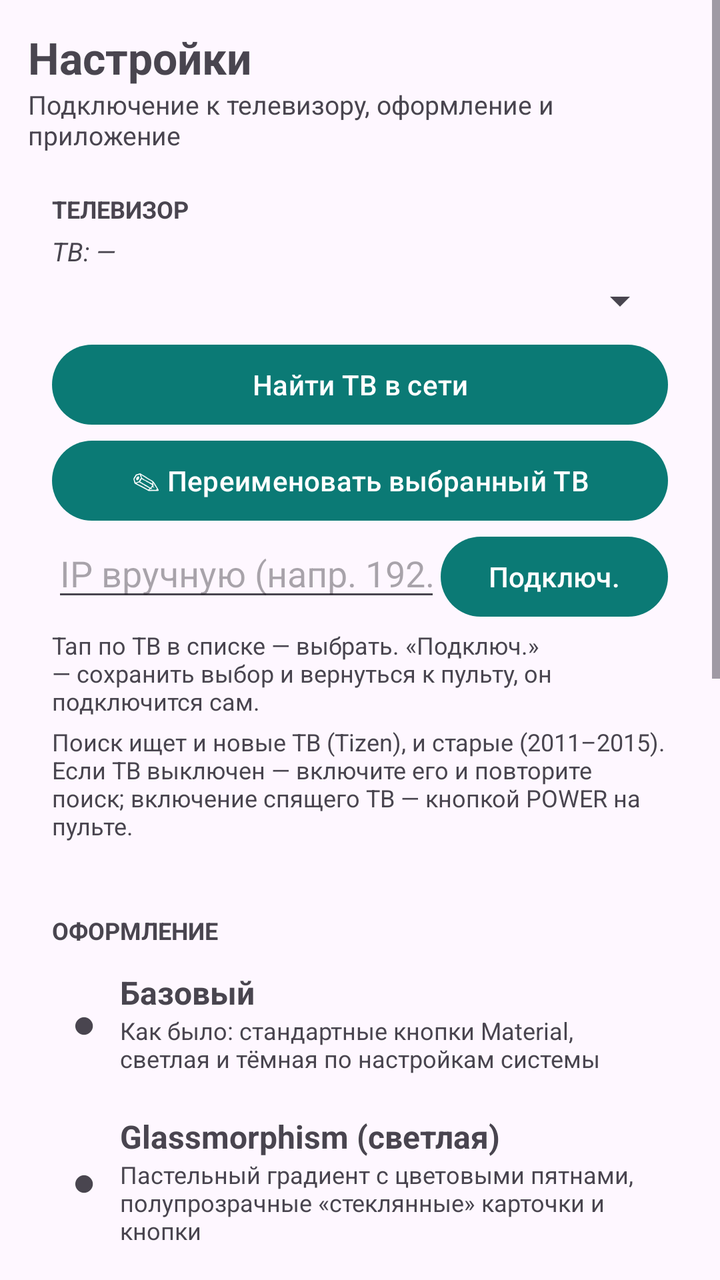
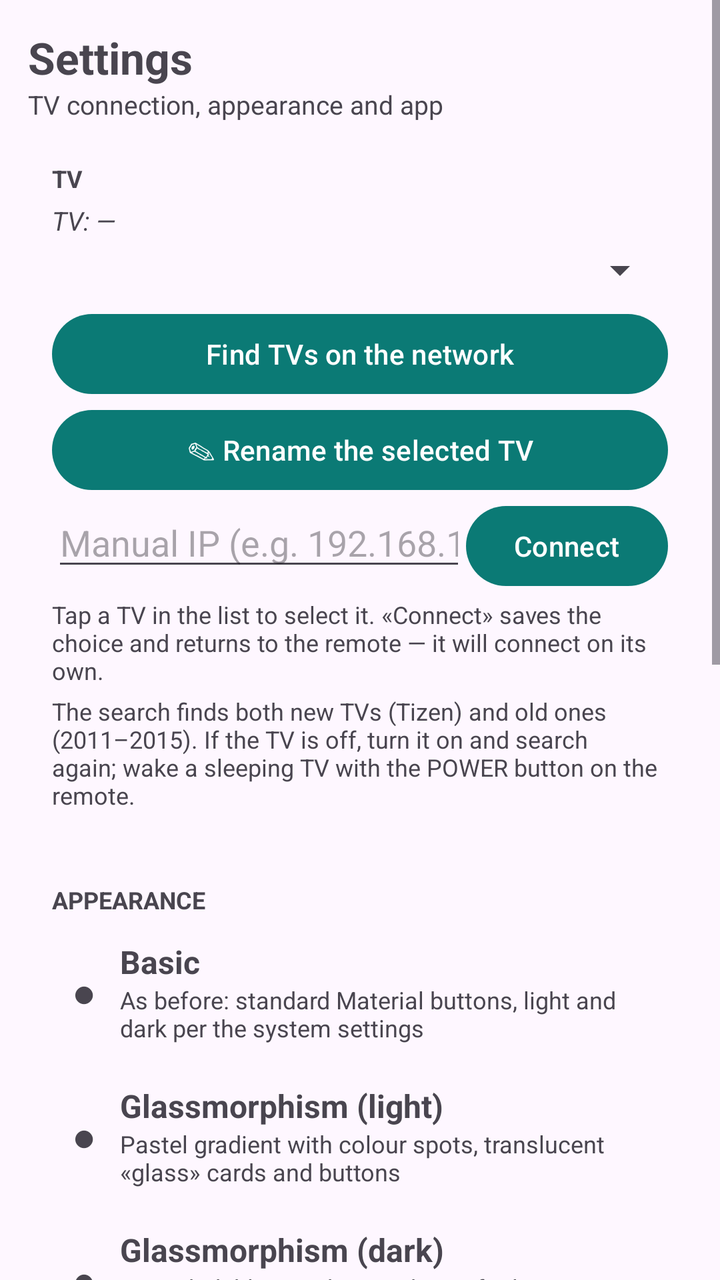

An Android layout rendered at two revisions. The XML below is the earlier revision; the diff shows what the commit changed to produce the second picture.
<!-- AndroidManifest.xml: application theme Theme.TizenPult -->
<!-- res/layout/activity_settings.xml -->
<?xml version="1.0" encoding="utf-8"?>
<ScrollView xmlns:android="http://schemas.android.com/apk/res/android"
    android:layout_width="match_parent"
    android:layout_height="match_parent"
    android:fillViewport="true">

    <LinearLayout
        android:layout_width="match_parent"
        android:layout_height="wrap_content"
        android:orientation="vertical"
        android:padding="14dp">

        <TextView
            android:layout_width="match_parent"
            android:layout_height="wrap_content"
            android:text="@string/s_title"
            android:textSize="22sp"
            android:textStyle="bold" />

        <TextView
            android:layout_width="match_parent"
            android:layout_height="wrap_content"
            android:paddingBottom="8dp"
            android:text="@string/lay_settings_subtitle"
            android:textSize="13sp" />

        
        <LinearLayout
            android:id="@+id/cardTv"
            android:layout_width="match_parent"
            android:layout_height="wrap_content"
            android:orientation="vertical"
            android:padding="12dp">

            <TextView
                android:layout_width="match_parent"
                android:layout_height="wrap_content"
                android:paddingBottom="4dp"
                android:text="@string/lay_card_tv"
                android:textSize="12sp"
                android:textStyle="bold" />

            <TextView
                android:id="@+id/settingsStatus"
                android:layout_width="match_parent"
                android:layout_height="wrap_content"
                android:paddingBottom="4dp"
                android:text="@string/lay_tv_none"
                android:textSize="13sp"
                android:textStyle="italic" />

            <Spinner
                android:id="@+id/tvSpinner"
                android:layout_width="match_parent"
                android:layout_height="wrap_content" />

            <Button
                android:id="@+id/btnFind"
                android:layout_width="match_parent"
                android:layout_height="wrap_content"
                android:layout_marginTop="6dp"
                android:text="@string/lay_find_tv" />

            
            <Button
                android:id="@+id/btnRename"
                android:layout_width="match_parent"
                android:layout_height="wrap_content"
                android:text="@string/lay_rename" />

            <LinearLayout
                android:layout_width="match_parent"
                android:layout_height="wrap_content"
                android:orientation="horizontal">

                <EditText
                    android:id="@+id/ipInput"
                    android:layout_width="0dp"
                    android:layout_height="wrap_content"
                    android:layout_weight="1"
                    android:hint="@string/lay_ip_hint"
                    android:inputType="text"
                    android:maxLines="1" />

                <Button
                    android:id="@+id/btnConnect"
                    android:layout_width="wrap_content"
                    android:layout_height="wrap_content"
                    android:text="@string/lay_connect" />
            </LinearLayout>

            <TextView
                android:layout_width="match_parent"
                android:layout_height="wrap_content"
                android:paddingTop="2dp"
                android:text="@string/lay_pick_hint"
                android:textSize="12sp" />

            <TextView
                android:layout_width="match_parent"
                android:layout_height="wrap_content"
                android:paddingTop="4dp"
                android:text="@string/lay_search_desc"
                android:textSize="12sp" />
        </LinearLayout>

        
        <LinearLayout
            android:id="@+id/cardTheme"
            android:layout_width="match_parent"
            android:layout_height="wrap_content"
            android:layout_marginTop="12dp"
            android:orientation="vertical"
            android:padding="12dp">

            <TextView
                android:layout_width="match_parent"
                android:layout_height="wrap_content"
                android:paddingBottom="2dp"
                android:text="@string/lay_theme_section"
                android:textSize="12sp"
                android:textStyle="bold" />

            <LinearLayout
                android:id="@+id/themeOptBasic"
                android:layout_width="match_parent"
                android:layout_height="wrap_content"
                android:background="?attr/selectableItemBackground"
                android:clickable="true"
                android:focusable="true"
                android:gravity="center_vertical"
                android:orientation="horizontal"
                android:padding="10dp">

                <TextView
                    android:id="@+id/dotBasic"
                    android:layout_width="wrap_content"
                    android:layout_height="wrap_content"
                    android:text="●"
                    android:textSize="20sp" />

                <LinearLayout
                    android:layout_width="0dp"
                    android:layout_height="wrap_content"
                    android:layout_weight="1"
                    android:orientation="vertical"
                    android:paddingStart="12dp">

                    <TextView
                        android:id="@+id/nameBasic"
                        android:layout_width="match_parent"
                        android:layout_height="wrap_content"
                        android:text="@string/lay_theme_basic"
                        android:textSize="16sp"
                        android:textStyle="bold" />

                    <TextView
                        android:layout_width="match_parent"
                        android:layout_height="wrap_content"
                        android:text="@string/lay_theme_basic_desc"
                        android:textSize="12sp" />
                </LinearLayout>
            </LinearLayout>

            <LinearLayout
                android:id="@+id/themeOptGlass"
                android:layout_width="match_parent"
                android:layout_height="wrap_content"
                android:background="?attr/selectableItemBackground"
                android:clickable="true"
                android:focusable="true"
                android:gravity="center_vertical"
                android:orientation="horizontal"
                android:padding="10dp">

                <TextView
                    android:id="@+id/dotGlass"
                    android:layout_width="wrap_content"
                    android:layout_height="wrap_content"
                    android:text="●"
                    android:textSize="20sp" />

                <LinearLayout
                    android:layout_width="0dp"
                    android:layout_height="wrap_content"
                    android:layout_weight="1"
                    android:orientation="vertical"
                    android:paddingStart="12dp">

                    <TextView
                        android:id="@+id/nameGlass"
                        android:layout_width="match_parent"
                        android:layout_height="wrap_content"
                        android:text="@string/lay_theme_glass"
                        android:textSize="16sp"
                        android:textStyle="bold" />

                    <TextView
                        android:layout_width="match_parent"
                        android:layout_height="wrap_content"
                        android:text="@string/lay_theme_glass_desc"
                        android:textSize="12sp" />
                </LinearLayout>
            </LinearLayout>

            <LinearLayout
                android:id="@+id/themeOptGlassDark"
                android:layout_width="match_parent"
                android:layout_height="wrap_content"
                android:background="?attr/selectableItemBackground"
                android:clickable="true"
                android:focusable="true"
                android:gravity="center_vertical"
                android:orientation="horizontal"
                android:padding="10dp">

                <TextView
                    android:id="@+id/dotGlassDark"
                    android:layout_width="wrap_content"
                    android:layout_height="wrap_content"
                    android:text="●"
                    android:textSize="20sp" />

                <LinearLayout
                    android:layout_width="0dp"
                    android:layout_height="wrap_content"
                    android:layout_weight="1"
                    android:orientation="vertical"
                    android:paddingStart="12dp">

                    <TextView
                        android:id="@+id/nameGlassDark"
                        android:layout_width="match_parent"
                        android:layout_height="wrap_content"
                        android:text="@string/lay_theme_glass_dark"
                        android:textSize="16sp"
                        android:textStyle="bold" />

                    <TextView
                        android:layout_width="match_parent"
                        android:layout_height="wrap_content"
                        android:text="@string/lay_theme_glass_dark_desc"
                        android:textSize="12sp" />
                </LinearLayout>
            </LinearLayout>

            <LinearLayout
                android:id="@+id/themeOptNeu"
                android:layout_width="match_parent"
                android:layout_height="wrap_content"
                android:background="?attr/selectableItemBackground"
                android:clickable="true"
                android:focusable="true"
                android:gravity="center_vertical"
                android:orientation="horizontal"
                android:padding="10dp">

                <TextView
                    android:id="@+id/dotNeu"
                    android:layout_width="wrap_content"
                    android:layout_height="wrap_content"
                    android:text="●"
                    android:textSize="20sp" />

                <LinearLayout
                    android:layout_width="0dp"
                    android:layout_height="wrap_content"
                    android:layout_weight="1"
                    android:orientation="vertical"
                    android:paddingStart="12dp">

                    <TextView
                        android:id="@+id/nameNeu"
                        android:layout_width="match_parent"
                        android:layout_height="wrap_content"
                        android:text="@string/lay_theme_neu"
                        android:textSize="16sp"
                        android:textStyle="bold" />

                    <TextView
                        android:layout_width="match_parent"
                        android:layout_height="wrap_content"
                        android:text="@string/lay_theme_neu_desc"
                        android:textSize="12sp" />
                </LinearLayout>
            </LinearLayout>

            <LinearLayout
                android:id="@+id/themeOptNeuDark"
                android:layout_width="match_parent"
                android:layout_height="wrap_content"
                android:background="?attr/selectableItemBackground"
                android:clickable="true"
                android:focusable="true"
                android:gravity="center_vertical"
                android:orientation="horizontal"
                android:padding="10dp">

                <TextView
                    android:id="@+id/dotNeuDark"
                    android:layout_width="wrap_content"
                    android:layout_height="wrap_content"
                    android:text="●"
                    android:textSize="20sp" />

                <LinearLayout
                    android:layout_width="0dp"
                    android:layout_height="wrap_content"
                    android:layout_weight="1"
                    android:orientation="vertical"
                    android:paddingStart="12dp">

                    <TextView
                        android:id="@+id/nameNeuDark"
                        android:layout_width="match_parent"
                        android:layout_height="wrap_content"
                        android:text="@string/lay_theme_neu_dark"
                        android:textSize="16sp"
                        android:textStyle="bold" />

                    <TextView
                        android:layout_width="match_parent"
                        android:layout_height="wrap_content"
                        android:text="@string/lay_theme_neu_dark_desc"
                        android:textSize="12sp" />
                </LinearLayout>
            </LinearLayout>

            <TextView
                android:layout_width="match_parent"
                android:layout_height="wrap_content"
                android:paddingTop="2dp"
                android:text="@string/lay_themes_note"
                android:textSize="12sp" />
        </LinearLayout>

        
        <LinearLayout
            android:id="@+id/cardApp"
            android:layout_width="match_parent"
            android:layout_height="wrap_content"
            android:layout_marginTop="12dp"
            android:orientation="vertical"
            android:padding="12dp">

            <TextView
                android:layout_width="match_parent"
                android:layout_height="wrap_content"
                android:paddingBottom="4dp"
                android:text="@string/lay_app_section"
                android:textSize="12sp"
                android:textStyle="bold" />

            <Button
                android:id="@+id/btnUpdate"
                android:layout_width="match_parent"
                android:layout_height="wrap_content"
                android:text="@string/lay_upd_btn" />

            <TextView
                android:layout_width="match_parent"
                android:layout_height="wrap_content"
                android:paddingTop="6dp"
                android:text="@string/lay_mac_desc"
                android:textSize="12sp" />

            <LinearLayout
                android:layout_width="match_parent"
                android:layout_height="wrap_content"
                android:orientation="horizontal">

                <EditText
                    android:id="@+id/macInput"
                    android:layout_width="0dp"
                    android:layout_height="wrap_content"
                    android:layout_weight="1"
                    android:hint="@string/lay_mac_hint"
                    android:inputType="text"
                    android:maxLines="1" />

                <Button
                    android:id="@+id/btnMacSave"
                    android:layout_width="wrap_content"
                    android:layout_height="wrap_content"
                    android:text="@string/gen_save" />
            </LinearLayout>

            <TextView
                android:id="@+id/versionView"
                android:layout_width="match_parent"
                android:layout_height="wrap_content"
                android:gravity="center"
                android:paddingTop="8dp"
                android:text="—"
                android:textSize="12sp" />
        </LinearLayout>

    </LinearLayout>
</ScrollView>
<!-- resources referenced by this layout -->
<resources>
  <string name="gen_save">Сохранить</string>
  <string name="lay_app_section">ПРИЛОЖЕНИЕ</string>
  <string name="lay_card_tv">ТЕЛЕВИЗОР</string>
  <string name="lay_connect">Подключ.</string>
  <string name="lay_find_tv">Найти ТВ в сети</string>
  <string name="lay_ip_hint">IP вручную (напр. 192.168.1.225)</string>
  <string name="lay_mac_desc">MAC-адрес ТВ — для включения по сети (Wake-on-LAN). Подключение сохраняет его автоматически; вручную смотрите на ТВ: Настройки → Общие → Сеть → Состояние сети.</string>
  <string name="lay_mac_hint">MAC ТВ, напр. C0:23:8D:49:B3:BC</string>
  <string name="lay_pick_hint">Тап по ТВ в списке — выбрать. «Подключ.» — сохранить выбор и вернуться к пульту, он подключится сам.</string>
  <string name="lay_rename">✎ Переименовать выбранный ТВ</string>
  <string name="lay_search_desc">Поиск ищет и новые ТВ (Tizen), и старые (2011–2015). Если ТВ выключен — включите его и повторите поиск; включение спящего ТВ — кнопкой POWER на пульте.</string>
  <string name="lay_settings_subtitle">Подключение к телевизору, оформление и приложение</string>
  <string name="lay_theme_basic">Базовый</string>
  <string name="lay_theme_basic_desc">Как было: стандартные кнопки Material, светлая и тёмная по настройкам системы</string>
  <string name="lay_theme_glass">Glassmorphism (светлая)</string>
  <string name="lay_theme_glass_dark">Glassmorphism (тёмная)</string>
  <string name="lay_theme_glass_dark_desc">Глубокий тёмно-синий градиент с мягким свечением, полупрозрачные «стеклянные» панели со светлой обводкой</string>
  <string name="lay_theme_glass_desc">Пастельный градиент с цветовыми пятнами, полупрозрачные «стеклянные» карточки и кнопки</string>
  <string name="lay_theme_neu">Неоморфизм (светлый)</string>
  <string name="lay_theme_neu_dark">Неоморфизм (тёмный)</string>
  <string name="lay_theme_neu_dark_desc">Тёмный монохром, мягкие «выпуклые» кнопки со светлым и теневым краями, при нажатии — «вдавливание»</string>
  <string name="lay_theme_neu_desc">Серо-голубой монохром, мягкие «выпуклые» кнопки с двойной тенью, при нажатии — «вдавливание». Текст — тёмный и жирный</string>
  <string name="lay_theme_section">ОФОРМЛЕНИЕ</string>
  <string name="lay_themes_note">Пять тем: Базовый, Glassmorphism и Неоморфизм — светлые и тёмные. Тема применяется сразу к настройкам; пульт обновится при возврате.</string>
  <string name="lay_tv_none">ТВ: —</string>
  <string name="lay_upd_btn">Проверить обновления приложения</string>
  <string name="s_title">Настройки</string>
  <style name="Theme.TizenPult" parent="Theme.Material3.DayNight">
          <item name="colorPrimary">@color/primary</item>
      </style>
  <color name="primary">#0B7A75</color>
</resources>

<!-- the commit's change to res/layout/activity_settings.xml (unified diff, before → after) -->
@@ -336,6 +336,29 @@
 
         
         <LinearLayout
+            android:id="@+id/cardLang"
+            android:layout_width="match_parent"
+            android:layout_height="wrap_content"
+            android:layout_marginTop="12dp"
+            android:orientation="vertical"
+            android:padding="12dp">
+
+            <TextView
+                android:layout_width="match_parent"
+                android:layout_height="wrap_content"
+                android:paddingBottom="4dp"
+                android:text="@string/lang_title"
+                android:textSize="12sp"
+                android:textStyle="bold" />
+
+            <Spinner
+                android:id="@+id/langSpinner"
+                android:layout_width="match_parent"
+                android:layout_height="wrap_content" />
+        </LinearLayout>
+
+        
+        <LinearLayout
             android:id="@+id/cardApp"
             android:layout_width="match_parent"
             android:layout_height="wrap_content"
<!-- resource entries referenced after the edit -->
@@ -1,32 +1,33 @@
 <!-- resources referenced by this layout -->
 <resources>
-  <string name="gen_save">Сохранить</string>
-  <string name="lay_app_section">ПРИЛОЖЕНИЕ</string>
-  <string name="lay_card_tv">ТЕЛЕВИЗОР</string>
-  <string name="lay_connect">Подключ.</string>
-  <string name="lay_find_tv">Найти ТВ в сети</string>
-  <string name="lay_ip_hint">IP вручную (напр. 192.168.1.225)</string>
-  <string name="lay_mac_desc">MAC-адрес ТВ — для включения по сети (Wake-on-LAN). Подключение сохраняет его автоматически; вручную смотрите на ТВ: Настройки → Общие → Сеть → Состояние сети.</string>
-  <string name="lay_mac_hint">MAC ТВ, напр. C0:23:8D:49:B3:BC</string>
-  <string name="lay_pick_hint">Тап по ТВ в списке — выбрать. «Подключ.» — сохранить выбор и вернуться к пульту, он подключится сам.</string>
-  <string name="lay_rename">✎ Переименовать выбранный ТВ</string>
-  <string name="lay_search_desc">Поиск ищет и новые ТВ (Tizen), и старые (2011–2015). Если ТВ выключен — включите его и повторите поиск; включение спящего ТВ — кнопкой POWER на пульте.</string>
-  <string name="lay_settings_subtitle">Подключение к телевизору, оформление и приложение</string>
-  <string name="lay_theme_basic">Базовый</string>
-  <string name="lay_theme_basic_desc">Как было: стандартные кнопки Material, светлая и тёмная по настройкам системы</string>
-  <string name="lay_theme_glass">Glassmorphism (светлая)</string>
-  <string name="lay_theme_glass_dark">Glassmorphism (тёмная)</string>
-  <string name="lay_theme_glass_dark_desc">Глубокий тёмно-синий градиент с мягким свечением, полупрозрачные «стеклянные» панели со светлой обводкой</string>
-  <string name="lay_theme_glass_desc">Пастельный градиент с цветовыми пятнами, полупрозрачные «стеклянные» карточки и кнопки</string>
-  <string name="lay_theme_neu">Неоморфизм (светлый)</string>
-  <string name="lay_theme_neu_dark">Неоморфизм (тёмный)</string>
-  <string name="lay_theme_neu_dark_desc">Тёмный монохром, мягкие «выпуклые» кнопки со светлым и теневым краями, при нажатии — «вдавливание»</string>
-  <string name="lay_theme_neu_desc">Серо-голубой монохром, мягкие «выпуклые» кнопки с двойной тенью, при нажатии — «вдавливание». Текст — тёмный и жирный</string>
-  <string name="lay_theme_section">ОФОРМЛЕНИЕ</string>
-  <string name="lay_themes_note">Пять тем: Базовый, Glassmorphism и Неоморфизм — светлые и тёмные. Тема применяется сразу к настройкам; пульт обновится при возврате.</string>
-  <string name="lay_tv_none">ТВ: —</string>
-  <string name="lay_upd_btn">Проверить обновления приложения</string>
-  <string name="s_title">Настройки</string>
+  <string name="gen_save">Save</string>
+  <string name="lang_title">Language</string>
+  <string name="lay_app_section">APP</string>
+  <string name="lay_card_tv">TV</string>
+  <string name="lay_connect">Connect</string>
+  <string name="lay_find_tv">Find TVs on the network</string>
+  <string name="lay_ip_hint">Manual IP (e.g. 192.168.1.225)</string>
+  <string name="lay_mac_desc">TV MAC address — for turning the TV on over the network (Wake-on-LAN). Connecting saves it automatically; to find it manually, see on the TV: Settings → General → Network → Network Status.</string>
+  <string name="lay_mac_hint">TV MAC, e.g. C0:23:8D:49:B3:BC</string>
+  <string name="lay_pick_hint">Tap a TV in the list to select it. «Connect» saves the choice and returns to the remote — it will connect on its own.</string>
+  <string name="lay_rename">✎ Rename the selected TV</string>
+  <string name="lay_search_desc">The search finds both new TVs (Tizen) and old ones (2011–2015). If the TV is off, turn it on and search again; wake a sleeping TV with the POWER button on the remote.</string>
+  <string name="lay_settings_subtitle">TV connection, appearance and app</string>
+  <string name="lay_theme_basic">Basic</string>
+  <string name="lay_theme_basic_desc">As before: standard Material buttons, light and dark per the system settings</string>
+  <string name="lay_theme_glass">Glassmorphism (light)</string>
+  <string name="lay_theme_glass_dark">Glassmorphism (dark)</string>
+  <string name="lay_theme_glass_dark_desc">Deep dark-blue gradient with a soft glow, translucent «glass» panels with a light outline</string>
+  <string name="lay_theme_glass_desc">Pastel gradient with colour spots, translucent «glass» cards and buttons</string>
+  <string name="lay_theme_neu">Neumorphism (light)</string>
+  <string name="lay_theme_neu_dark">Neumorphism (dark)</string>
+  <string name="lay_theme_neu_dark_desc">Dark monochrome, soft «raised» buttons with light and shadow edges; pressed — «pressed in»</string>
+  <string name="lay_theme_neu_desc">Grey-blue monochrome, soft «raised» buttons with a double shadow; pressed — «pressed in». Text is dark and bold</string>
+  <string name="lay_theme_section">APPEARANCE</string>
+  <string name="lay_themes_note">Five themes: Basic, Glassmorphism and Neumorphism — light and dark. The theme applies to Settings at once; the remote updates on return.</string>
+  <string name="lay_tv_none">TV: —</string>
+  <string name="lay_upd_btn">Check for app updates</string>
+  <string name="s_title">Settings</string>
   <style name="Theme.TizenPult" parent="Theme.Material3.DayNight">
           <item name="colorPrimary">@color/primary</item>
       </style>
